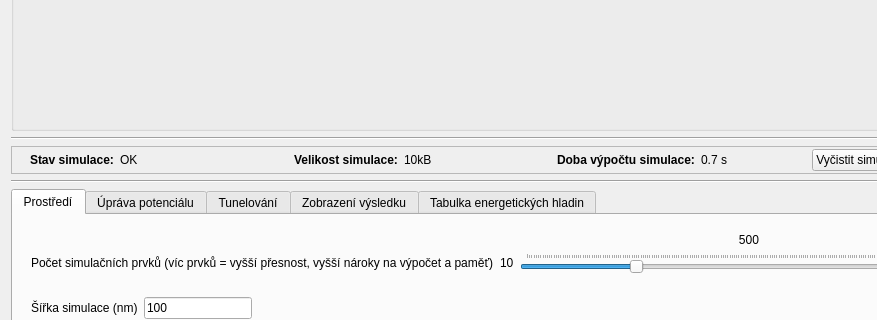
The window that mainWindow.ui (TomZMarsu/NanotechnologieSchrodinger) describes before a commit, drawn with Qt 5; both pictures show x 0 to 877 and y 180 to 500 of the 1042 by 906 pixel window.
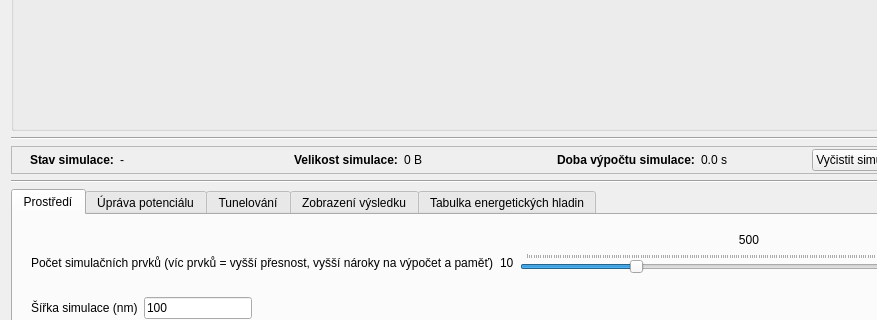
The same window after the commit.

Commit message: Simulation time is now measured and displayed

What changed in the file:
```diff
--- a/mainWindow.ui
+++ b/mainWindow.ui
@@ -102,7 +102,7 @@
          <item>
           <widget class="QLabel" name="statusLabelDisplay">
            <property name="text">
-            <string notr="true">OK</string>
+            <string notr="true">-</string>
            </property>
           </widget>
          </item>
@@ -139,7 +139,7 @@
          <item>
           <widget class="QLabel" name="simulationSizeLabelDisplay">
            <property name="text">
-            <string notr="true">10kB</string>
+            <string notr="true">0 B</string>
            </property>
           </widget>
          </item>
@@ -176,7 +176,7 @@
          <item>
           <widget class="QLabel" name="simulationTimeLabelDisplay">
            <property name="text">
-            <string notr="true">0.7 s</string>
+            <string notr="true">0.0 s</string>
            </property>
           </widget>
          </item>
```
The commit also changes 1 other file.
